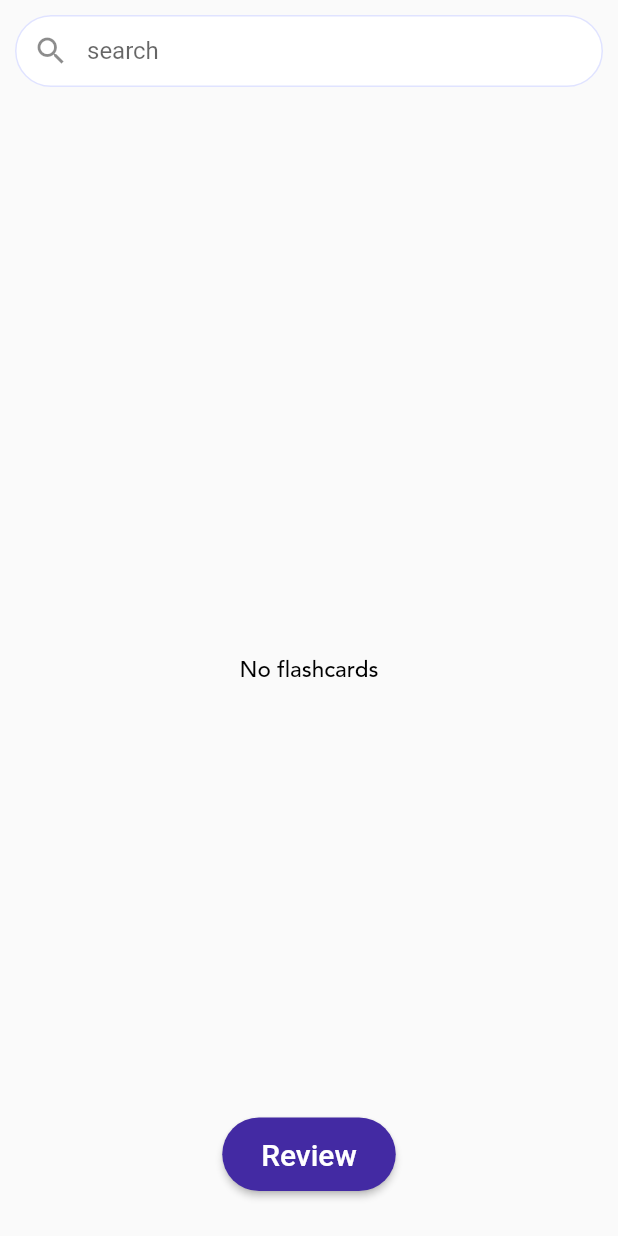
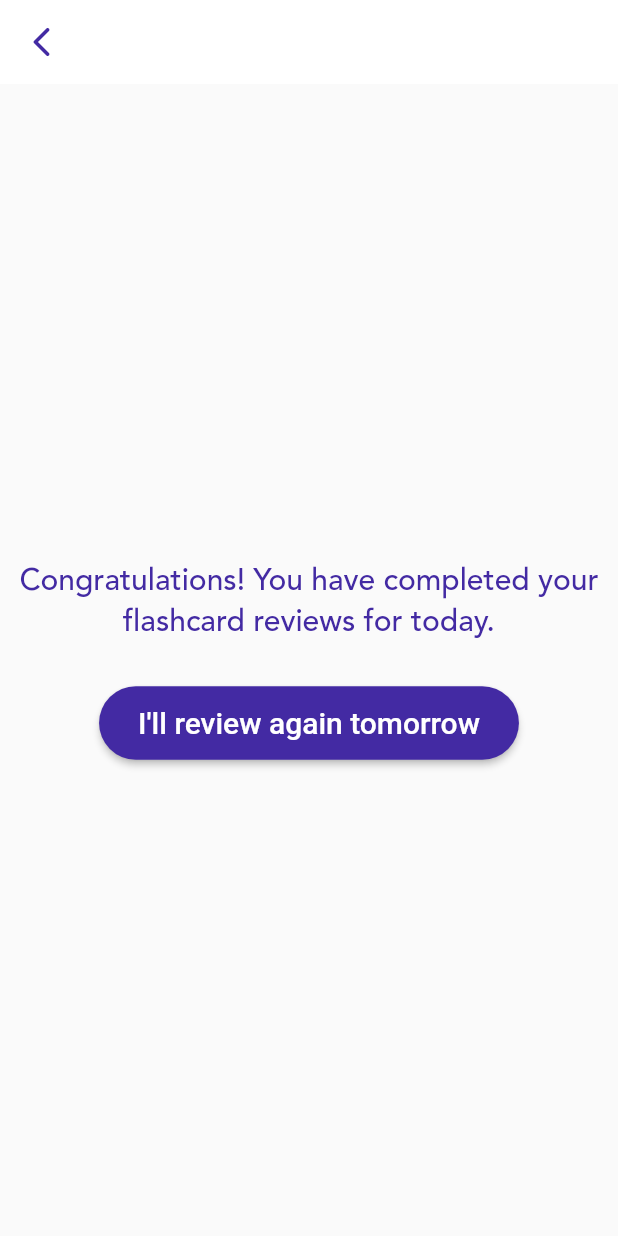
Before and after one commit to kammaii/podo, a Flutter app: the FlashCardMain screen opened directly, after a tap on "Review", on a phone screen of 412 x 824 dp. Run offline on Flutter 3.47's test engine with Material 2 defaults, Android fonts, the phone set to English and light mode, and no system bars; our stand-ins replace animated_text_kit, card_swiper, cloud_firestore, confetti, firebase_auth, firebase_core and 12 more; missing offline and left inert: scratcher; accounts and stored records are empty.

Commit message:
feat: Flashcard Review
- 복습한 카드는 오늘 날짜로 저장
- 랜덤 체크박스
- 오디오 재생

```diff
--- a/lib/screens/flashcard/flashcard_controller.dart
+++ b/lib/screens/flashcard/flashcard_controller.dart
@@ -4,6 +4,7 @@ class FlashCardController extends GetxController {
   late bool isCheckedAll;
   late List<bool> isChecked;
   late bool isLongClicked;
+  bool isRandomChecked = false;
 
 
   initChecks(int length) {
--- a/lib/screens/flashcard/flashcard_main.dart
+++ b/lib/screens/flashcard/flashcard_main.dart
@@ -4,8 +4,10 @@ import 'package:just_audio/just_audio.dart';
 import 'package:podo/common/cloud_storage.dart';
 import 'package:podo/common/database.dart';
 import 'package:podo/common/my_widget.dart';
+import 'package:podo/common/play_audio.dart';
 import 'package:podo/screens/flashcard/flashcard.dart';
 import 'package:podo/screens/flashcard/flashcard_controller.dart';
+import 'package:podo/screens/flashcard/flashcard_review.dart';
 import 'package:podo/values/my_colors.dart';
 import 'package:podo/values/my_strings.dart';
 
@@ -191,7 +193,9 @@ class _FlashCardMainState extends State<FlashCardMain> {
                   text: MyStrings.review,
                   bgColor: MyColors.purple,
                   fontColor: Colors.white,
-                  f: () {},
+                  f: () {
+                    Get.to(const FlashCardReview(), arguments: cards);
+                  },
                 ),
               ),
             ),
@@ -231,15 +235,9 @@ class _FlashCardMainState extends State<FlashCardMain> {
               Icons.volume_up_rounded,
               color: MyColors.purple,
             ),
-            onPressed: card.audio == null
-                ? null
-                : () async {
-                    List<String> audioRex = card.audio!.split(RegExp(r'_+'));
-                    String url = await CloudStorage().getAudio(folderRef: audioRex[0], fileRef: audioRex[1]);
-                    final player = AudioPlayer();
-                    await player.setUrl(url);
-                    await player.play();
-                  },
+            onPressed: () {
+              PlayAudio().playFlashcard(card.audio!);
+            },
           ),
         ),
       ],
--- a/lib/screens/flashcard/flashcard_review.dart
+++ b/lib/screens/flashcard/flashcard_review.dart
@@ -1,21 +1,52 @@
+import 'dart:convert';
+import 'dart:math';
 import 'package:flutter/material.dart';
 import 'package:font_awesome_flutter/font_awesome_flutter.dart';
+import 'package:get/get.dart';
 import 'package:percent_indicator/linear_percent_indicator.dart';
 import 'package:podo/common/my_widget.dart';
+import 'package:podo/common/play_audio.dart';
+import 'package:podo/screens/flashcard/flashcard.dart';
+import 'package:podo/screens/flashcard/flashcard_controller.dart';
 import 'package:podo/values/my_colors.dart';
 import 'package:podo/values/my_strings.dart';
+import 'package:scratcher/scratcher.dart';
+import 'package:shared_preferences/shared_preferences.dart';
 
-enum SingingCharacter { listenAndRepeat, speakAndListen }
-
-class FlashcardReview extends StatefulWidget {
-  const FlashcardReview({Key? key}) : super(key: key);
+class FlashCardReview extends StatefulWidget {
+  const FlashCardReview({Key? key}) : super(key: key);
 
   @override
-  _FlashcardReviewState createState() => _FlashcardReviewState();
+  _FlashCardReviewState createState() => _FlashCardReviewState();
 }
 
-class _FlashcardReviewState extends State<FlashcardReview> {
-  SingingCharacter? _character = SingingCharacter.listenAndRepeat;
+class _FlashCardReviewState extends State<FlashCardReview> {
+  List<FlashCard> allCards = Get.arguments;
+  late List<FlashCard> cards;
+  final controller = Get.find<FlashCardController>();
+  final REVIEWED_DATE = 'reviewedDate';
+  final REVIEWED_CARDS = 'reviewedCards';
+  late SharedPreferences prefs;
+  late List<String> reviewedCards;
+  late String today;
+
+  void checkShuffle(bool? value) {
+    controller.isRandomChecked = value!;
+    if (value) {
+      cards.shuffle();
+    } else {
+      cards = allCards.where((card) => !reviewedCards.contains(card.id)).toList();
+    }
+    controller.update();
+  }
+
+  void onNextBtn() {
+    reviewedCards.add(cards[0].id);
+    prefs.setString(REVIEWED_DATE, today);
+    prefs.setStringList(REVIEWED_CARDS, reviewedCards);
+    cards.removeAt(0);
+    controller.update();
+  }
 
   @override
   Widget build(BuildContext context) {
@@ -25,86 +56,103 @@ class _FlashcardReviewState extends State<FlashcardReview> {
           backgroundColor: Colors.white,
           elevation: 0,
           leading: IconButton(
-            onPressed: () {},
+            onPressed: () {
+              Get.back();
+            },
             icon: const Icon(Icons.arrow_back_ios_rounded),
             color: MyColors.purple,
           ),
-          title: MyWidget().getTextWidget(
-            text: MyStrings.title,
-            size: 18,
-            color: MyColors.purple,
         ),
-        ),
-        body: Column(
+        body: FutureBuilder(
+          future: SharedPreferences.getInstance(),
+          builder: (BuildContext context, AsyncSnapshot snapshot) {
+            DateTime now = DateTime.now();
+            today = '${now.year}-${now.month}-${now.day}';
+
+            if (snapshot.hasData && snapshot.connectionState != ConnectionState.waiting) {
+              prefs = snapshot.data;
+              String? prefsDate = prefs.getString(REVIEWED_DATE);
+              List<String>? prefsCards = prefs.getStringList(REVIEWED_CARDS);
+              if (prefsDate != null && prefsDate == today) {
+                prefsCards != null ? reviewedCards = [...prefsCards] : reviewedCards = [];
+                cards = allCards.where((card) => !reviewedCards.contains(card.id)).toList();
+              } else {
+                reviewedCards = [];
+                cards = [...allCards];
+              }
+
+              return GetBuilder<FlashCardController>(
+                builder: (_) {
+                  for (FlashCard card in cards) {
+                    print(card.ko);
+                  }
+
+                  if (cards.isNotEmpty) {
+                    PlayAudio().playFlashcard(cards[0].audio);
+                    return Column(
                       children: [
                         LinearPercentIndicator(
                           animateFromLastPercent: true,
                           animation: true,
                           lineHeight: 3.0,
-              percent: 0.5,
+                          percent: reviewedCards.length / allCards.length,
                           backgroundColor: MyColors.navyLight,
                           progressColor: MyColors.purple,
                         ),
-            const SizedBox(height: 10),
-            Column(
-              children: <Widget>[
-                ListTile(
-                  title: MyWidget().getTextWidget(
-                    text: MyStrings.listenAndRepeat,
-                    size: 15,
-                    color: MyColors.purple,
-                  ),
-                  leading: Radio<SingingCharacter>(
-                    activeColor: MyColors.purple,
-                    value: SingingCharacter.listenAndRepeat,
-                    groupValue: _character,
-                    onChanged: (SingingCharacter? value) {
-                      setState(() {
-                        _character = value;
-                      });
-                    },
-                  ),
-                ),
-                ListTile(
-                  title: MyWidget().getTextWidget(
-                    text: MyStrings.speakAndListen,
-                    size: 15,
-                    color: MyColors.purple,
-                  ),
-                  leading: Radio<SingingCharacter>(
-                    activeColor: MyColors.purple,
-                    value: SingingCharacter.speakAndListen,
-                    groupValue: _character,
-                    onChanged: (SingingCharacter? value) {
-                      setState(() {
-                        _character = value;
-                      });
-                    },
-                  ),
-                ),
+                        Row(
+                          mainAxisAlignment: MainAxisAlignment.spaceBetween,
+                          children: [
+                            Row(
+                              children: [
+                                MyWidget().getCheckBox(
+                                    value: controller.isRandomChecked,
+                                    onChanged: (value) {
+                                      checkShuffle(value);
+                                    }),
+                                MyWidget().getTextWidget(text: MyStrings.shuffle),
                               ],
                             ),
-            const SizedBox(height: 20),
+                            MyWidget().getTextWidget(
+                                text: '${MyStrings.today} ${reviewedCards.length} / ${allCards.length}   '),
+                          ],
+                        ),
                         Expanded(
                           child: Padding(
-                padding: const EdgeInsets.symmetric(horizontal: 20),
+                            padding: const EdgeInsets.symmetric(horizontal: 20, vertical: 10),
                             child: Container(
                               padding: const EdgeInsets.all(20),
-                  decoration: BoxDecoration(borderRadius: BorderRadius.circular(20), color: Colors.white),
+                              decoration:
+                                  BoxDecoration(borderRadius: BorderRadius.circular(20), color: Colors.white),
                               child: Center(
                                 child: Column(
-                      crossAxisAlignment: CrossAxisAlignment.center,
-                      mainAxisAlignment: MainAxisAlignment.spaceBetween,
                                   children: [
-                        MyWidget().getTextWidget(
-                          text: '비가와요',
+                                    Expanded(
+                                      child: Center(
+                                        child: FittedBox(
+                                          fit: BoxFit.scaleDown,
+                                          child: MyWidget().getTextWidget(
+                                            text: cards[0].ko,
                                             size: 30,
                                             color: Colors.black,
                                           ),
-                        MyWidget().getTextWidget(
-                          text: 'It\'s rainy',
+                                        ),
+                                      ),
+                                    ),
+                                    const Divider(height: 20),
+                                    Expanded(
+                                      child: Center(
+                                        child: Scratcher(
+                                          color: MyColors.grey,
+                                          child: Padding(
+                                            padding: const EdgeInsets.symmetric(horizontal: 8, vertical: 5),
+                                            child: MyWidget().getTextWidget(
+                                              text: cards[0].fo,
                                               size: 20,
                                               color: MyColors.grey,
+                                            ),
+                                          ),
+                                        ),
+                                      ),
                                     ),
                                   ],
                                 ),
@@ -112,11 +160,14 @@ class _FlashcardReviewState extends State<FlashcardReview> {
                             ),
                           ),
                         ),
-            Expanded(
-              child: Column(
-                mainAxisAlignment: MainAxisAlignment.end,
-                children: [
-                  const Icon(FontAwesomeIcons.play),
+                        IconButton(
+                          icon: const Icon(Icons.volume_up_rounded),
+                          iconSize: 50,
+                          color: cards[0].audio != null ? MyColors.purple : MyColors.grey,
+                          onPressed: () {
+                            PlayAudio().playFlashcard(cards[0].audio);
+                          },
+                        ),
                         Padding(
                           padding: const EdgeInsets.symmetric(vertical: 30),
                           child: MyWidget().getRoundBtnWidget(
@@ -124,14 +175,44 @@ class _FlashcardReviewState extends State<FlashcardReview> {
                             text: MyStrings.next,
                             bgColor: MyColors.purple,
                             fontColor: Colors.white,
-                      f: () {},
+                            f: () {
+                              onNextBtn();
+                            },
                             horizontalPadding: 20,
-                    ),
-                  ),
-                ],
                           ),
                         )
                       ],
+                    );
+                  } else {
+                    return Padding(
+                      padding: const EdgeInsets.all(10),
+                      child: Column(
+                        mainAxisAlignment: MainAxisAlignment.center,
+                        children: [
+                          MyWidget().getTextWidget(
+                              text: MyStrings.flashCardReviewCompleted,
+                              isTextAlignCenter: true,
+                              color: MyColors.purple,
+                              size: 20),
+                          const SizedBox(height: 30),
+                          MyWidget().getRoundBtnWidget(
+                              isRequest: false,
+                              text: MyStrings.reviewAgainTomorrow,
+                              bgColor: MyColors.purple,
+                              fontColor: Colors.white,
+                              f: () {
+                                Get.back();
+                              })
+                        ],
+                      ),
+                    );
+                  }
+                },
+              );
+            } else {
+              return const Center(child: CircularProgressIndicator());
+            }
+          },
         ),
       ),
     );
--- a/lib/values/my_strings.dart
+++ b/lib/values/my_strings.dart
@@ -24,8 +24,12 @@ class MyStrings {
   static const String search = 'search';
   static const String deleteSucceed = 'Deleted successfully';
   static const String deleteFailed = 'Failed to delete. If problems persist, please contact the developer.';
-
-
+  static const String review = 'Review';
+  static const String next = 'Next';
+  static const String shuffle = 'Shuffle';
+  static const String today = 'Today';
+  static const String flashCardReviewCompleted= 'Congratulations! You have completed your flashcard reviews for today.';
+  static const String reviewAgainTomorrow = 'I\'ll review again tomorrow';
 
 
 
@@ -58,9 +62,6 @@ class MyStrings {
   static const String messageInfo = 'Here\'s a place where you can communicate with Korean teacher Danny. You can ask for correction of Korean sentences and questions related to Korean.';
   static const String messageSearchHint = 'Search your message';
   static const String sentences = 'sentences';
-  static const String review = 'Review';
-  static const String speakAndListen = 'Speak & Listen';
-  static const String next = 'Next';
   static const String podoPremium = 'Podo PREMIUM';
   static const String freeTrial = 'Free trial for 3 days';
   static const String freeTrialDetail = 'You can cancel your subscription at any time during the free trial.';
```
Also changed, not shown: lib/common/play_audio.dart (+11 -0 lines). Lines whose indentation alone changed are shown as unchanged.
